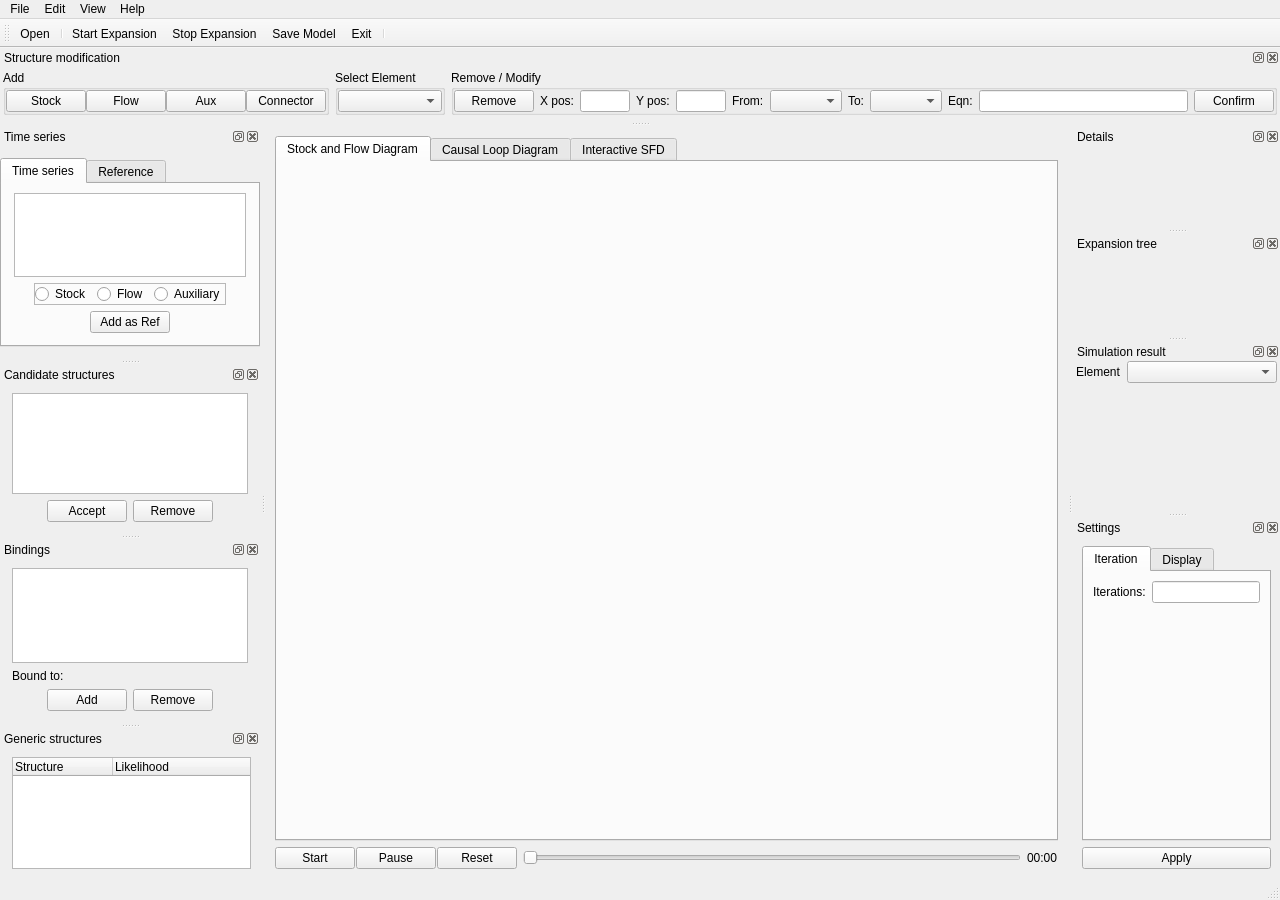
First picture: the form in main_window_structure_generator.ui, repository wzh1895/Stock-and-Flow-in-Python, before the edit.
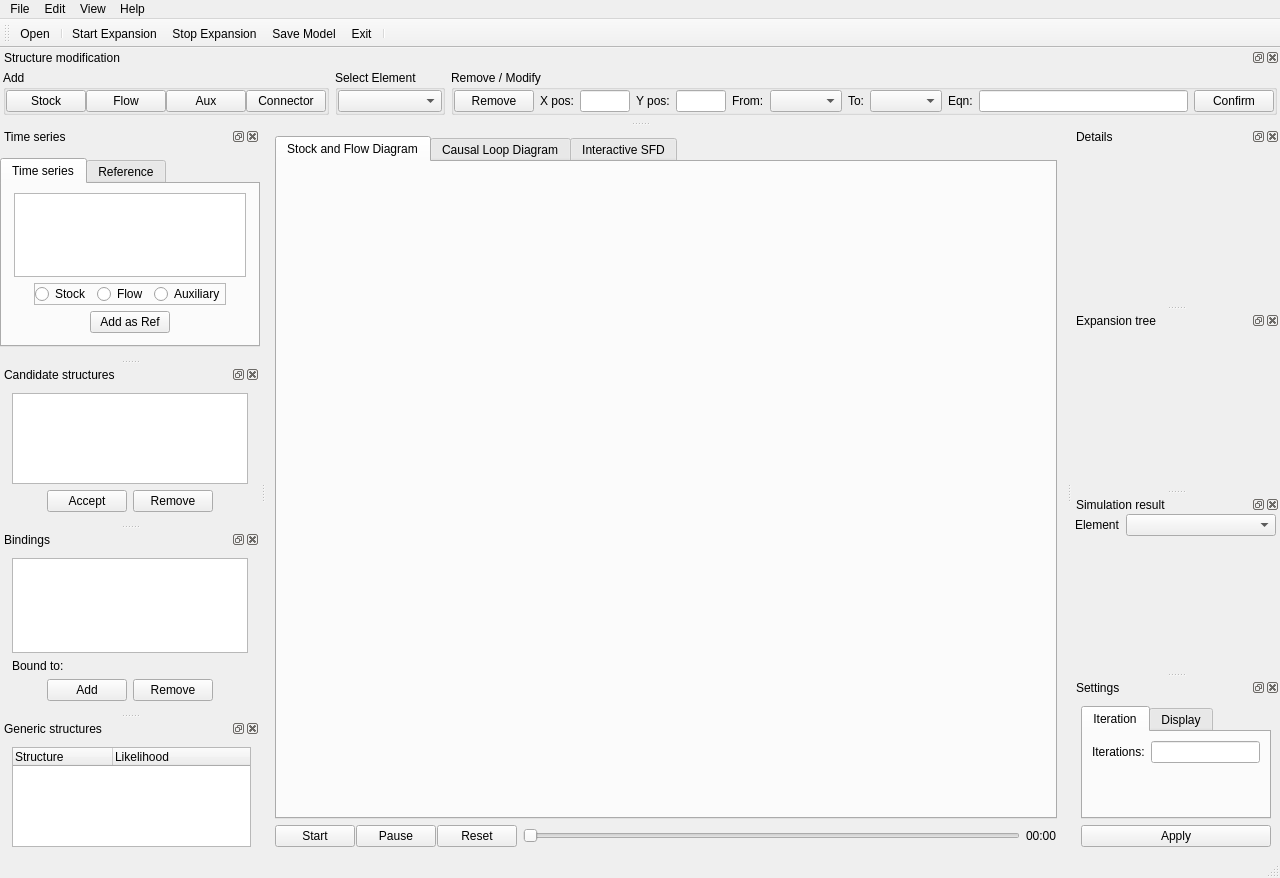
Second picture: the form after the edit. The open tabs and pages were chosen to show the change. Icons and pictures are not drawn.

Patch:
```diff
--- a/main_window_structure_generator.ui
+++ b/main_window_structure_generator.ui
@@ -7,13 +7,25 @@
     <x>0</x>
     <y>0</y>
     <width>1280</width>
-    <height>900</height>
+    <height>878</height>
    </rect>
   </property>
   <property name="windowTitle">
    <string>Structure Generator</string>
   </property>
   <widget class="QWidget" name="centralwidget">
+   <property name="sizePolicy">
+    <sizepolicy hsizetype="Maximum" vsizetype="Maximum">
+     <horstretch>0</horstretch>
+     <verstretch>0</verstretch>
+    </sizepolicy>
+   </property>
+   <property name="maximumSize">
+    <size>
+     <width>800</width>
+     <height>800</height>
+    </size>
+   </property>
    <layout class="QVBoxLayout" name="verticalLayout">
     <item>
      <widget class="QTabWidget" name="tabWidget">
@@ -23,6 +35,12 @@
         <verstretch>0</verstretch>
        </sizepolicy>
       </property>
+      <property name="minimumSize">
+       <size>
+        <width>0</width>
+        <height>0</height>
+       </size>
+      </property>
       <property name="currentIndex">
        <number>2</number>
       </property>
@@ -479,7 +497,7 @@
   </widget>
   <widget class="QDockWidget" name="dockWidget_details">
    <property name="sizePolicy">
-    <sizepolicy hsizetype="MinimumExpanding" vsizetype="MinimumExpanding">
+    <sizepolicy hsizetype="Maximum" vsizetype="Maximum">
      <horstretch>0</horstretch>
      <verstretch>0</verstretch>
     </sizepolicy>
@@ -492,8 +510,8 @@
    </property>
    <property name="maximumSize">
     <size>
-     <width>10000</width>
-     <height>10000</height>
+     <width>250</width>
+     <height>250</height>
     </size>
    </property>
    <property name="windowTitle">
@@ -617,7 +635,7 @@
   </widget>
   <widget class="QDockWidget" name="dockWidget_expansion_tree">
    <property name="sizePolicy">
-    <sizepolicy hsizetype="MinimumExpanding" vsizetype="MinimumExpanding">
+    <sizepolicy hsizetype="Maximum" vsizetype="Maximum">
      <horstretch>0</horstretch>
      <verstretch>0</verstretch>
     </sizepolicy>
@@ -630,8 +648,8 @@
    </property>
    <property name="maximumSize">
     <size>
-     <width>524287</width>
-     <height>524287</height>
+     <width>250</width>
+     <height>250</height>
     </size>
    </property>
    <property name="windowTitle">
@@ -659,17 +677,23 @@
   </widget>
   <widget class="QDockWidget" name="dockWidget_simulation_result">
    <property name="sizePolicy">
-    <sizepolicy hsizetype="MinimumExpanding" vsizetype="MinimumExpanding">
+    <sizepolicy hsizetype="Maximum" vsizetype="Maximum">
      <horstretch>0</horstretch>
      <verstretch>0</verstretch>
     </sizepolicy>
    </property>
    <property name="minimumSize">
     <size>
-     <width>204</width>
+     <width>205</width>
      <height>64</height>
     </size>
    </property>
+   <property name="maximumSize">
+    <size>
+     <width>250</width>
+     <height>270</height>
+    </size>
+   </property>
    <property name="windowTitle">
     <string>Simulation result</string>
    </property>
@@ -860,11 +884,17 @@
   </widget>
   <widget class="QDockWidget" name="dockWidget_settings">
    <property name="sizePolicy">
-    <sizepolicy hsizetype="MinimumExpanding" vsizetype="MinimumExpanding">
+    <sizepolicy hsizetype="Maximum" vsizetype="Maximum">
      <horstretch>0</horstretch>
      <verstretch>0</verstretch>
     </sizepolicy>
    </property>
+   <property name="maximumSize">
+    <size>
+     <width>250</width>
+     <height>200</height>
+    </size>
+   </property>
    <property name="windowTitle">
     <string>Settings</string>
    </property>
```
Left out of the diff: 4 changed lines with no effect on the pictures.
